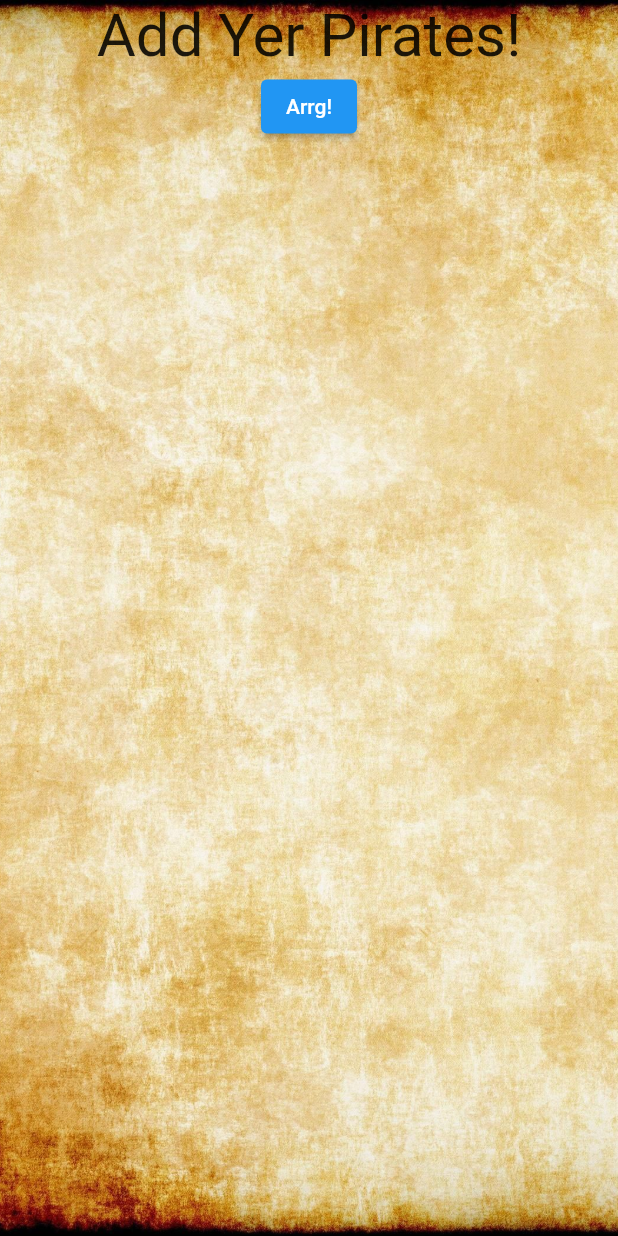
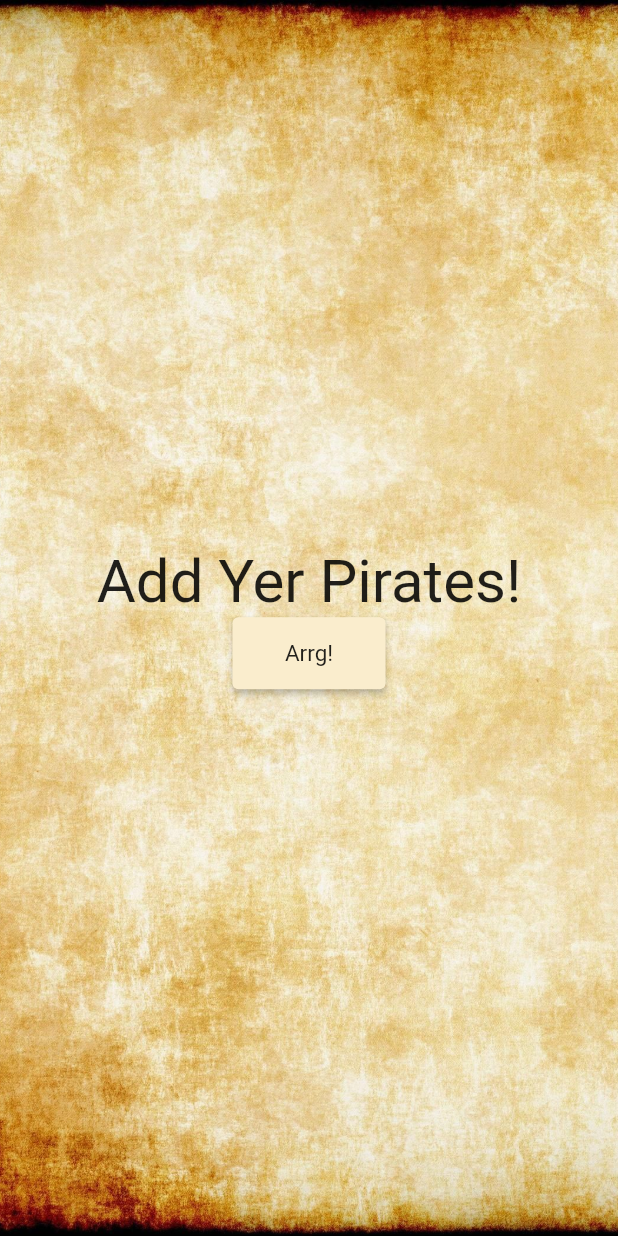
Before and after one commit to samlhunter/Skull-King-Scorekeeper, a Flutter app: the screen it shows after launch, after a tap on "Create New Game", on a phone screen of 412 x 824 dp. Run offline on Flutter 3.47's test engine with Material 2 defaults, Android fonts, the phone set to English and light mode, and no system bars; our stand-ins replace delayed_display.

Commit message:
Add button template as constant and adjust in views

```diff
--- /dev/null
+++ b/lib/utils/buttons.dart
@@ -0,0 +1,11 @@
+import 'package:flutter/material.dart';
+
+import 'constants.dart';
+
+final ButtonStyle mainButton = ElevatedButton.styleFrom(
+  primary: COLOR_LIGHT_BROWN,
+  onPrimary: Colors.black87,
+  padding: EdgeInsets.symmetric(horizontal: 35, vertical: 15),
+  textStyle: TextStyle(
+      fontSize: 15),
+);
--- a/lib/views/createGame.view.dart
+++ b/lib/views/createGame.view.dart
@@ -1,4 +1,5 @@
 import 'package:flutter/material.dart';
+import 'package:skull_king_scorekeeper/utils/buttons.dart';
 import 'package:skull_king_scorekeeper/views/startingRound.view.dart';
 
 class CreateGameView extends StatefulWidget {
@@ -25,6 +26,7 @@
                 // crossAxisAlignment: CrossAxisAlignment.stretch,
 
                 children: [
+                  Spacer(),
                   const Text(
                       'Add Yer Pirates!',
                   style: TextStyle(fontSize: 40),
@@ -32,6 +34,7 @@
                   ),
 
                   ElevatedButton(
+                    style: mainButton,
                       onPressed: () {
                         Navigator.pop(context);
                         Navigator.push(context, MaterialPageRoute(builder: (context) {
--- a/lib/views/initialScreen.view.dart
+++ b/lib/views/initialScreen.view.dart
@@ -1,6 +1,9 @@
 import 'package:flutter/material.dart';
 import 'package:skull_king_scorekeeper/utils/constants.dart';
 import 'package:skull_king_scorekeeper/views/createGame.view.dart';
+
+import '../main.dart';
+import '../utils/buttons.dart';
 
 class InitialScreenView extends StatefulWidget {
   @override
@@ -40,12 +43,7 @@
                     ),
                     Spacer(),
                     ElevatedButton(
-                        style: ElevatedButton.styleFrom(
-                            primary: COLOR_LIGHT_BROWN,
-                            onPrimary: Colors.black87,
-                            padding: EdgeInsets.symmetric(horizontal: 35, vertical: 15),
-                            textStyle: TextStyle(
-                                fontSize: 15)),
+                        style: mainButton,
                         onPressed: () {
                           Navigator.pop(context);
                           Navigator.push(context,
```
Also changed, not shown: lib/main.dart (+1 -97 lines).
